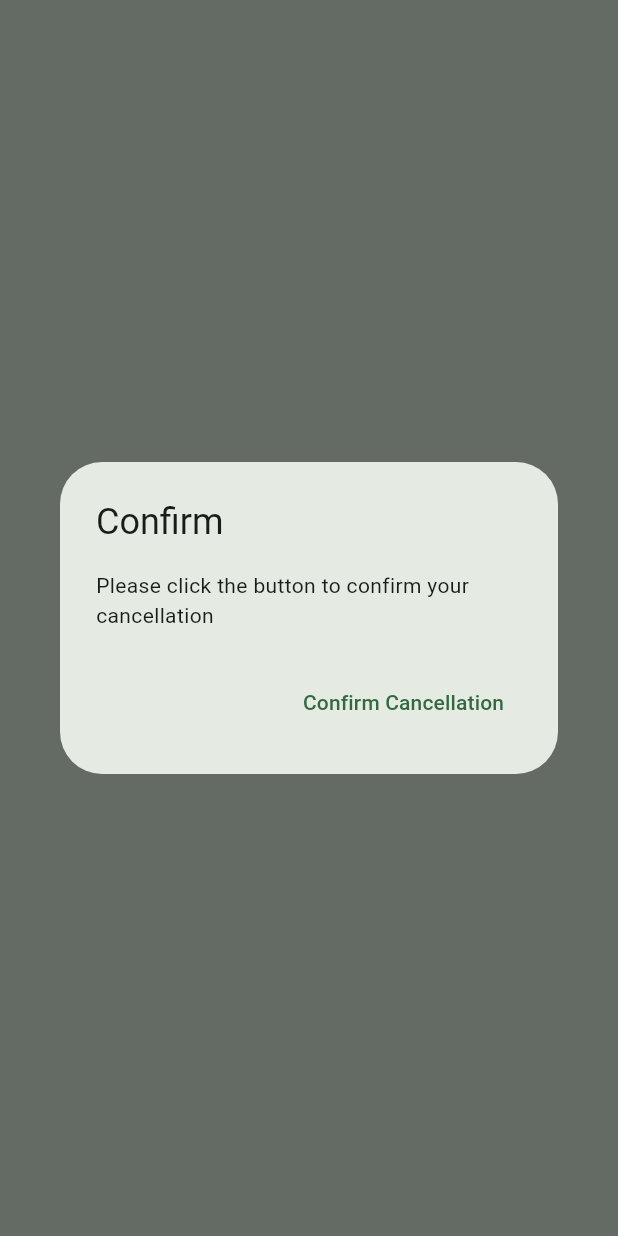
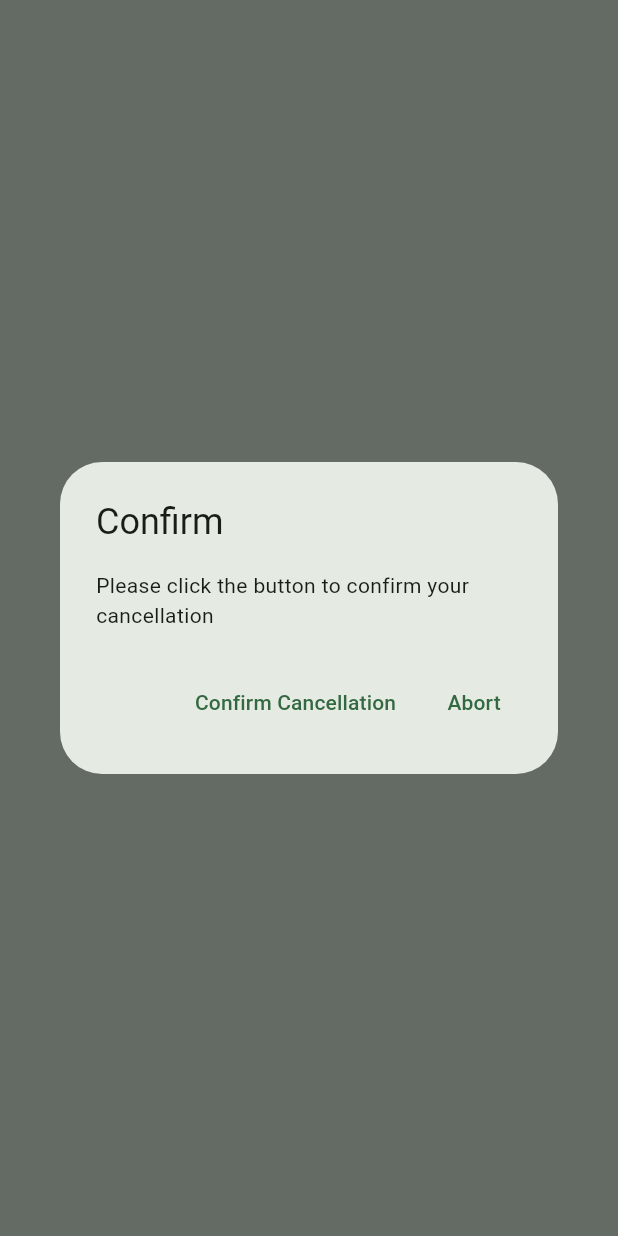
Before and after one commit to DoniaMetwalli/Hospital-System, a Flutter app: what confirmCancel() shows on an empty page, opened directly with empty values, after a tap on "Confirm Cancellation", on a phone screen of 412 x 824 dp. Run offline on Flutter 3.47's test engine with Material 2 defaults, Android fonts, the phone set to English and light mode, and no system bars; our stand-ins replace dio, hive, hive_flutter; accounts and stored records are empty; network calls fail.

Commit message:
add cancel button to upcoming alert

```diff
--- a/Frontend/lib/components/home_page/upcoming_appoinment_card.dart
+++ b/Frontend/lib/components/home_page/upcoming_appoinment_card.dart
@@ -37,7 +37,8 @@ Future<dynamic> upcomingAppoinmentAlert(
     builder: (context) => AlertDialog(
       title: const Text("Details"),
       content: SelectableText(
-          "Hospital Name: ${hospital["name"]}\nHospital Address: ${hospital["address"]}\nAppointment Time: ${appointment["time"]}\nDoctor's Name: ${appointmentsList["doctorName"]},\nDoctor's Phone: ${appointmentsList["doctorPhone"]},\nHospital Phone: ${hospital["phone_number"]},\nHospital E-mail: ${hospital["email"]},\nStatus: ${appointment["status"]}", style: const TextStyle(fontSize: 18)),
+          "Hospital Name: ${hospital["name"]}\nHospital Address: ${hospital["address"]}\nAppointment Time: ${appointment["time"]}\nDoctor's Name: ${appointmentsList["doctorName"]},\nDoctor's Phone: ${appointmentsList["doctorPhone"]},\nHospital Phone: ${hospital["phone_number"]},\nHospital E-mail: ${hospital["email"]},\nStatus: ${appointment["status"]}",
+          style: const TextStyle(fontSize: 18)),
       actions: [
         TextButton(
           onPressed: () => confirmCancel(appointmentsList, context),
@@ -73,9 +74,18 @@ Future confirmCancel(Map<String, dynamic> appointmentsList, BuildContext context
               slot: 0,
             );
             Navigator.pop(context);
+            Navigator.pop(context);
           },
           child: const Text(
             "Confirm Cancellation",
+          ),
+        ),
+        TextButton(
+          onPressed: () {
+            Navigator.pop(context);
+          },
+          child: const Text(
+            "Abort",
           ),
         )
       ],
```
Lines whose indentation alone changed are shown as unchanged.
